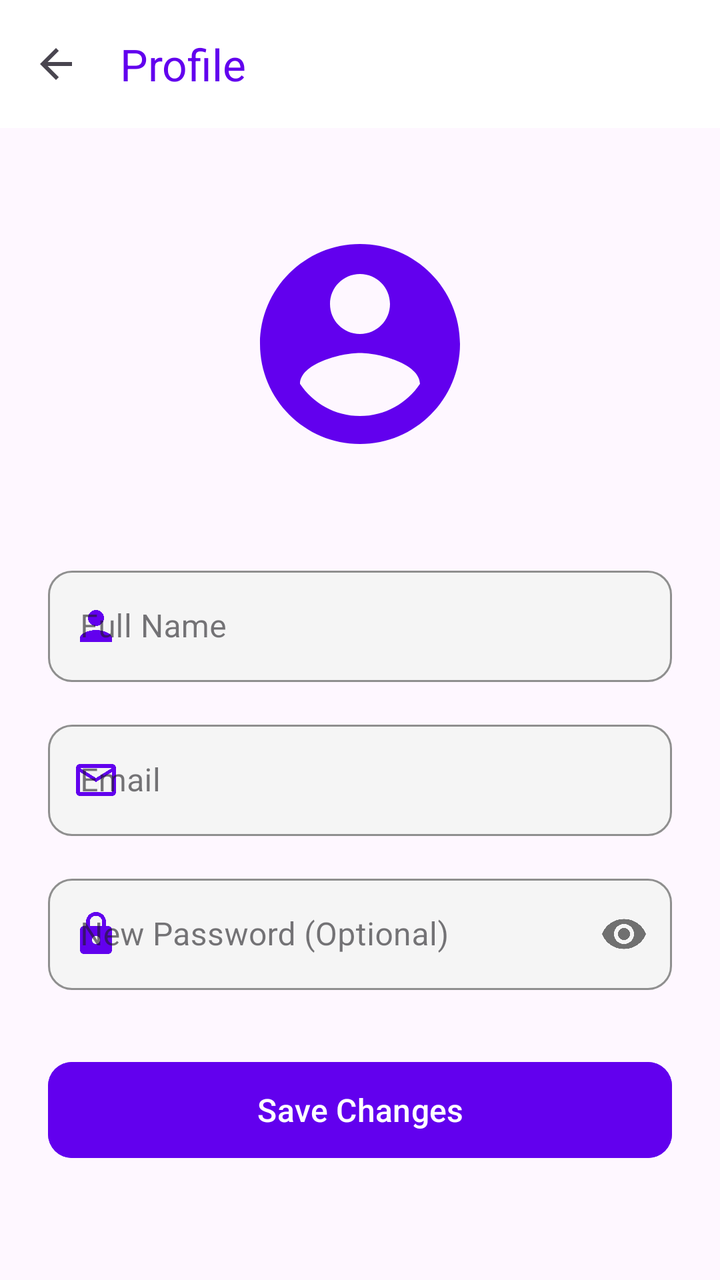
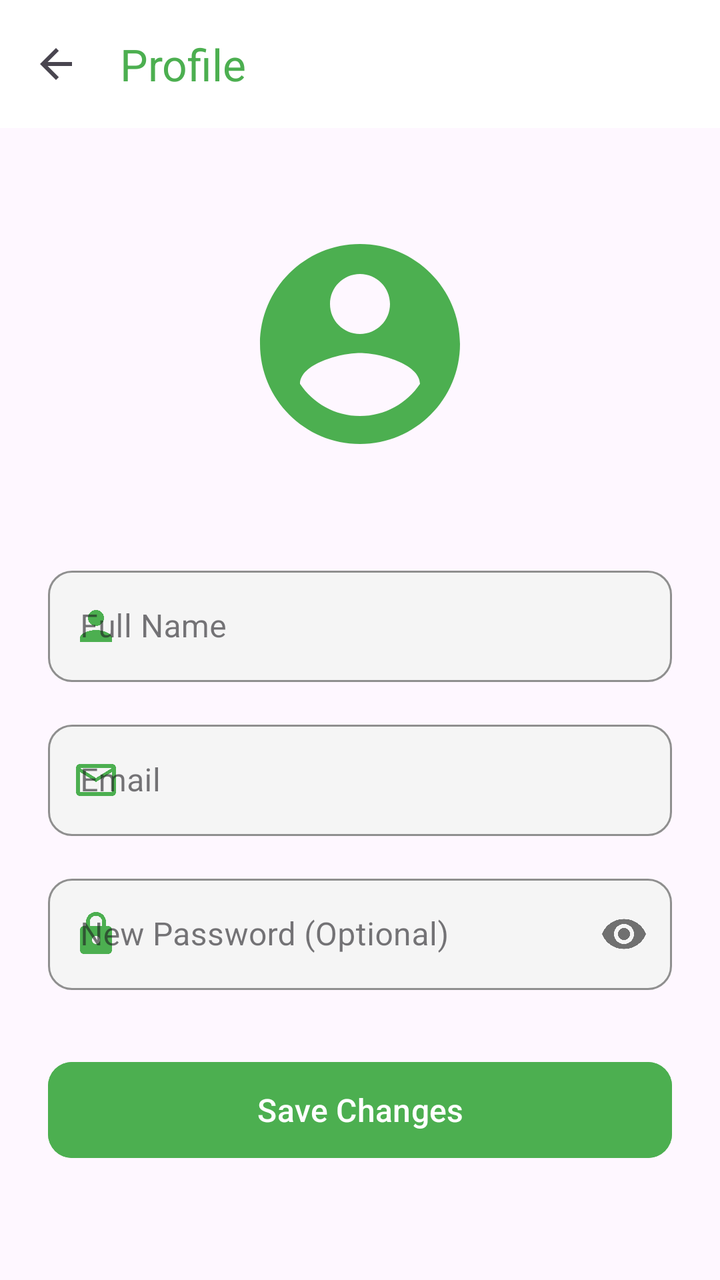

Before-and-after screenshots of an Android layout around one commit, followed by the original layout XML and the change that was made.
<!-- AndroidManifest.xml: application theme Theme.Project_pendidikan -->
<!-- res/layout/activity_profile.xml -->
<?xml version="1.0" encoding="utf-8"?>
<androidx.coordinatorlayout.widget.CoordinatorLayout xmlns:android="http://schemas.android.com/apk/res/android"
    xmlns:app="http://schemas.android.com/apk/res-auto"
    android:layout_width="match_parent"
    android:layout_height="match_parent">

    <com.google.android.material.appbar.AppBarLayout
        android:layout_width="match_parent"
        android:layout_height="wrap_content"
        android:background="@color/white"
        app:elevation="0dp">

        <com.google.android.material.appbar.MaterialToolbar
            android:id="@+id/topAppBar"
            android:layout_width="match_parent"
            android:layout_height="?attr/actionBarSize"
            android:background="@color/white"
            app:navigationIcon="@drawable/ic_baseline_arrow_back_24"
            app:title="Profile"
            app:titleTextColor="@color/purple_500" />

    </com.google.android.material.appbar.AppBarLayout>

    <androidx.core.widget.NestedScrollView
        android:layout_width="match_parent"
        android:layout_height="match_parent"
        android:fillViewport="true"
        app:layout_behavior="@string/appbar_scrolling_view_behavior">

        <androidx.constraintlayout.widget.ConstraintLayout
            android:layout_width="match_parent"
            android:layout_height="wrap_content"
            android:padding="24dp">

    <ImageView
        android:id="@+id/imageViewProfile"
        android:layout_width="120dp"
        android:layout_height="120dp"
        android:layout_marginTop="24dp"
        android:src="@drawable/ic_baseline_account_circle_24"
        app:layout_constraintEnd_toEndOf="parent"
        app:layout_constraintStart_toStartOf="parent"
        app:layout_constraintTop_toTopOf="parent"
        app:tint="@color/purple_500" />

    <com.google.android.material.textfield.TextInputLayout
        android:id="@+id/nameInputLayout"
        android:layout_width="match_parent"
        android:layout_height="wrap_content"
        android:layout_marginTop="48dp"
        android:hint="Full Name"
        app:boxStrokeColor="@color/purple_500"
        app:hintTextColor="@color/purple_500"
        app:boxBackgroundColor="#F5F5F5"
        app:boxCornerRadiusTopStart="12dp"
        app:boxCornerRadiusTopEnd="12dp"
        app:boxCornerRadiusBottomStart="12dp"
        app:boxCornerRadiusBottomEnd="12dp"
        app:startIconDrawable="@drawable/ic_person"
        app:startIconTint="@color/purple_500"
        style="@style/Widget.MaterialComponents.TextInputLayout.OutlinedBox"
        app:layout_constraintTop_toBottomOf="@id/imageViewProfile">

        <com.google.android.material.textfield.TextInputEditText
            android:id="@+id/editTextName"
            android:layout_width="match_parent"
            android:layout_height="wrap_content"
            android:inputType="textPersonName" />
    </com.google.android.material.textfield.TextInputLayout>

    <com.google.android.material.textfield.TextInputLayout
        android:id="@+id/emailInputLayout"
        android:layout_width="match_parent"
        android:layout_height="wrap_content"
        android:layout_marginTop="16dp"
        android:hint="Email"
        app:boxStrokeColor="@color/purple_500"
        app:hintTextColor="@color/purple_500"
        app:boxBackgroundColor="#F5F5F5"
        app:boxCornerRadiusTopStart="12dp"
        app:boxCornerRadiusTopEnd="12dp"
        app:boxCornerRadiusBottomStart="12dp"
        app:boxCornerRadiusBottomEnd="12dp"
        app:startIconDrawable="@drawable/ic_email"
        app:startIconTint="@color/purple_500"
        style="@style/Widget.MaterialComponents.TextInputLayout.OutlinedBox"
        app:layout_constraintTop_toBottomOf="@id/nameInputLayout">

        <com.google.android.material.textfield.TextInputEditText
            android:id="@+id/editTextEmail"
            android:layout_width="match_parent"
            android:layout_height="wrap_content"
            android:inputType="textEmailAddress" />
    </com.google.android.material.textfield.TextInputLayout>

    <com.google.android.material.textfield.TextInputLayout
        android:id="@+id/passwordInputLayout"
        android:layout_width="match_parent"
        android:layout_height="wrap_content"
        android:layout_marginTop="16dp"
        android:hint="New Password (Optional)"
        app:boxStrokeColor="@color/purple_500"
        app:hintTextColor="@color/purple_500"
        app:boxBackgroundColor="#F5F5F5"
        app:boxCornerRadiusTopStart="12dp"
        app:boxCornerRadiusTopEnd="12dp"
        app:boxCornerRadiusBottomStart="12dp"
        app:boxCornerRadiusBottomEnd="12dp"
        app:startIconDrawable="@drawable/ic_lock"
        app:startIconTint="@color/purple_500"
        app:passwordToggleEnabled="true"
        app:endIconTint="@color/purple_500"
        style="@style/Widget.MaterialComponents.TextInputLayout.OutlinedBox"
        app:layout_constraintTop_toBottomOf="@id/emailInputLayout">

        <com.google.android.material.textfield.TextInputEditText
            android:id="@+id/editTextPassword"
            android:layout_width="match_parent"
            android:layout_height="wrap_content"
            android:inputType="textPassword" />
    </com.google.android.material.textfield.TextInputLayout>

    <com.google.android.material.button.MaterialButton
        android:id="@+id/buttonSave"
        android:layout_width="match_parent"
        android:layout_height="56dp"
        android:layout_marginTop="32dp"
        android:text="Save Changes"
        android:textSize="16sp"
        app:cornerRadius="12dp"
        android:backgroundTint="@color/purple_500"
        app:layout_constraintTop_toBottomOf="@id/passwordInputLayout" />

        </androidx.constraintlayout.widget.ConstraintLayout>

    </androidx.core.widget.NestedScrollView>

</androidx.coordinatorlayout.widget.CoordinatorLayout>
<!-- resources referenced by this layout -->
<resources>
  <color name="purple_500">#FF6200EE</color>
  <color name="white">#FFFFFFFF</color>
  <!-- drawable ic_baseline_account_circle_24 (drawable) -->
  <?xml version="1.0" encoding="utf-8"?>
  <vector xmlns:android="http://schemas.android.com/apk/res/android"
      android:width="24dp"
      android:height="24dp"
      android:viewportWidth="24"
      android:viewportHeight="24"
      android:tint="?attr/colorControlNormal">
      <path
          android:fillColor="@android:color/black"
          android:pathData="M12,2C6.48,2 2,6.48 2,12s4.48,10 10,10 10,-4.48 10,-10S17.52,2 12,2zM12,5c1.66,0 3,1.34 3,3s-1.34,3 -3,3 -3,-1.34 -3,-3 1.34,-3 3,-3zM12,19.2c-2.5,0 -4.71,-1.28 -6,-3.22 0.03,-1.99 4,-3.08 6,-3.08 1.99,0 5.97,1.09 6,3.08 -1.29,1.94 -3.5,3.22 -6,3.22z"/>
  </vector>
  <!-- drawable ic_baseline_arrow_back_24 (drawable) -->
  <?xml version="1.0" encoding="utf-8"?>
  <vector xmlns:android="http://schemas.android.com/apk/res/android"
      android:width="24dp"
      android:height="24dp"
      android:viewportWidth="24"
      android:viewportHeight="24"
      android:tint="?attr/colorControlNormal">
      <path
          android:fillColor="@android:color/black"
          android:pathData="M20,11H7.83l5.59,-5.59L12,4l-8,8 8,8 1.41,-1.41L7.83,13H20v-2z"/>
  </vector>
  <!-- drawable ic_email (drawable) -->
  <?xml version="1.0" encoding="utf-8"?>
  <vector xmlns:android="http://schemas.android.com/apk/res/android"
      android:width="24dp"
      android:height="24dp"
      android:viewportWidth="24"
      android:viewportHeight="24">
      <path
          android:fillColor="#000000"
          android:pathData="M20,4L4,4c-1.1,0 -1.99,0.9 -1.99,2L2,18c0,1.1 0.9,2 2,2h16c1.1,0 2,-0.9 2,-2L22,6c0,-1.1 -0.9,-2 -2,-2zM20,18L4,18L4,8l8,5 8,-5v10zM12,11L4,6h16l-8,5z"/>
  </vector>
  <!-- drawable ic_lock (drawable) -->
  <?xml version="1.0" encoding="utf-8"?>
  <vector xmlns:android="http://schemas.android.com/apk/res/android"
      android:width="24dp"
      android:height="24dp"
      android:viewportWidth="24"
      android:viewportHeight="24">
      <path
          android:fillColor="#000000"
          android:pathData="M18,8h-1L17,6c0,-2.76 -2.24,-5 -5,-5S7,3.24 7,6v2L6,8c-1.1,0 -2,0.9 -2,2v10c0,1.1 0.9,2 2,2h12c1.1,0 2,-0.9 2,-2L20,10c0,-1.1 -0.9,-2 -2,-2zM12,17c-1.1,0 -2,-0.9 -2,-2s0.9,-2 2,-2 2,0.9 2,2 -0.9,2 -2,2zM15.1,8L8.9,8L8.9,6c0,-1.71 1.39,-3.1 3.1,-3.1 1.71,0 3.1,1.39 3.1,3.1v2z"/>
  </vector>
  <!-- drawable ic_person (drawable) -->
  <?xml version="1.0" encoding="utf-8"?>
  <vector xmlns:android="http://schemas.android.com/apk/res/android"
      android:width="24dp"
      android:height="24dp"
      android:viewportWidth="24"
      android:viewportHeight="24">
      <path
          android:fillColor="#000000"
          android:pathData="M12,12c2.21,0 4,-1.79 4,-4s-1.79,-4 -4,-4 -4,1.79 -4,4 1.79,4 4,4zM12,14c-2.67,0 -8,1.34 -8,4v2h16v-2c0,-2.66 -5.33,-4 -8,-4z"/>
  </vector>
  <style name="Theme.Project_pendidikan" parent="Base.Theme.Project_pendidikan" />
  <style name="Base.Theme.Project_pendidikan" parent="Theme.Material3.DayNight.NoActionBar">
          
          
      </style>
</resources>

<!-- the commit's change to res/layout/activity_profile.xml (unified diff, before → after) -->
@@ -17,7 +17,7 @@
             android:background="@color/white"
             app:navigationIcon="@drawable/ic_baseline_arrow_back_24"
             app:title="Profile"
-            app:titleTextColor="@color/purple_500" />
+            app:titleTextColor="@color/green_500" />
 
     </com.google.android.material.appbar.AppBarLayout>
 
@@ -41,7 +41,7 @@
         app:layout_constraintEnd_toEndOf="parent"
         app:layout_constraintStart_toStartOf="parent"
         app:layout_constraintTop_toTopOf="parent"
-        app:tint="@color/purple_500" />
+        app:tint="@color/green_500" />
 
     <com.google.android.material.textfield.TextInputLayout
         android:id="@+id/nameInputLayout"
@@ -49,15 +49,15 @@
         android:layout_height="wrap_content"
         android:layout_marginTop="48dp"
         android:hint="Full Name"
-        app:boxStrokeColor="@color/purple_500"
-        app:hintTextColor="@color/purple_500"
+        app:boxStrokeColor="@color/green_500"
+        app:hintTextColor="@color/green_500"
         app:boxBackgroundColor="#F5F5F5"
         app:boxCornerRadiusTopStart="12dp"
         app:boxCornerRadiusTopEnd="12dp"
         app:boxCornerRadiusBottomStart="12dp"
         app:boxCornerRadiusBottomEnd="12dp"
         app:startIconDrawable="@drawable/ic_person"
-        app:startIconTint="@color/purple_500"
+        app:startIconTint="@color/green_500"
         style="@style/Widget.MaterialComponents.TextInputLayout.OutlinedBox"
         app:layout_constraintTop_toBottomOf="@id/imageViewProfile">
 
@@ -74,15 +74,15 @@
         android:layout_height="wrap_content"
         android:layout_marginTop="16dp"
         android:hint="Email"
-        app:boxStrokeColor="@color/purple_500"
-        app:hintTextColor="@color/purple_500"
+        app:boxStrokeColor="@color/green_500"
+        app:hintTextColor="@color/green_500"
         app:boxBackgroundColor="#F5F5F5"
         app:boxCornerRadiusTopStart="12dp"
         app:boxCornerRadiusTopEnd="12dp"
         app:boxCornerRadiusBottomStart="12dp"
         app:boxCornerRadiusBottomEnd="12dp"
         app:startIconDrawable="@drawable/ic_email"
-        app:startIconTint="@color/purple_500"
+        app:startIconTint="@color/green_500"
         style="@style/Widget.MaterialComponents.TextInputLayout.OutlinedBox"
         app:layout_constraintTop_toBottomOf="@id/nameInputLayout">
 
@@ -99,17 +99,17 @@
         android:layout_height="wrap_content"
         android:layout_marginTop="16dp"
         android:hint="New Password (Optional)"
-        app:boxStrokeColor="@color/purple_500"
-        app:hintTextColor="@color/purple_500"
+        app:boxStrokeColor="@color/green_500"
+        app:hintTextColor="@color/green_500"
         app:boxBackgroundColor="#F5F5F5"
         app:boxCornerRadiusTopStart="12dp"
         app:boxCornerRadiusTopEnd="12dp"
         app:boxCornerRadiusBottomStart="12dp"
         app:boxCornerRadiusBottomEnd="12dp"
         app:startIconDrawable="@drawable/ic_lock"
-        app:startIconTint="@color/purple_500"
+        app:startIconTint="@color/green_500"
         app:passwordToggleEnabled="true"
-        app:endIconTint="@color/purple_500"
+        app:endIconTint="@color/green_500"
         style="@style/Widget.MaterialComponents.TextInputLayout.OutlinedBox"
         app:layout_constraintTop_toBottomOf="@id/emailInputLayout">
 
@@ -128,7 +128,7 @@
         android:text="Save Changes"
         android:textSize="16sp"
         app:cornerRadius="12dp"
-        android:backgroundTint="@color/purple_500"
+        android:backgroundTint="@color/green_500"
         app:layout_constraintTop_toBottomOf="@id/passwordInputLayout" />
 
         </androidx.constraintlayout.widget.ConstraintLayout>
<!-- resource entries referenced after the edit -->
@@ -1,6 +1,6 @@
 <!-- resources referenced by this layout -->
 <resources>
-  <color name="purple_500">#FF6200EE</color>
+  <color name="green_500">#4CAF50</color>
   <color name="white">#FFFFFFFF</color>
   <!-- drawable ic_baseline_account_circle_24 (drawable) -->
   <?xml version="1.0" encoding="utf-8"?>
@@ -62,7 +62,17 @@
   <style name="Theme.Project_pendidikan" parent="Base.Theme.Project_pendidikan" />
   <style name="Base.Theme.Project_pendidikan" parent="Theme.Material3.DayNight.NoActionBar">
           
-          
+          <item name="colorPrimary">@color/green_500</item>
+          <item name="colorPrimaryVariant">@color/green_700</item>
+          <item name="colorOnPrimary">@color/white</item>
+          <item name="colorSecondary">@color/green_200</item>
+          <item name="colorSecondaryVariant">@color/green_900</item>
+          <item name="colorOnSecondary">@color/black</item>
+          <item name="android:statusBarColor">@color/green_700</item>
       </style>
+  <color name="green_700">#388E3C</color>
+  <color name="green_200">#A5D6A7</color>
+  <color name="green_900">#1B5E20</color>
+  <color name="black">#FF000000</color>
 </resources>
 
